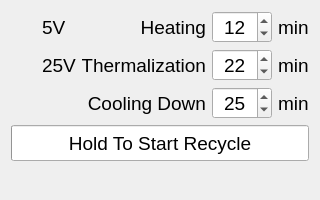
OzhegovRoman/ControlUnit4_Software, file User/SimpleApplication/tempreset_addon.ui: the form before one commit.
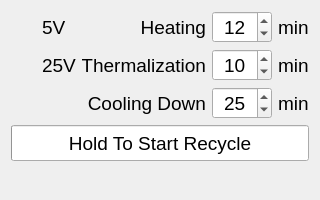
The form after the commit.

Patch:
```diff
--- a/User/SimpleApplication/tempreset_addon.ui
+++ b/User/SimpleApplication/tempreset_addon.ui
@@ -177,7 +177,7 @@
         <set>Qt::AlignCenter</set>
        </property>
        <property name="value">
-        <number>22</number>
+        <number>10</number>
        </property>
       </widget>
      </item>
```
